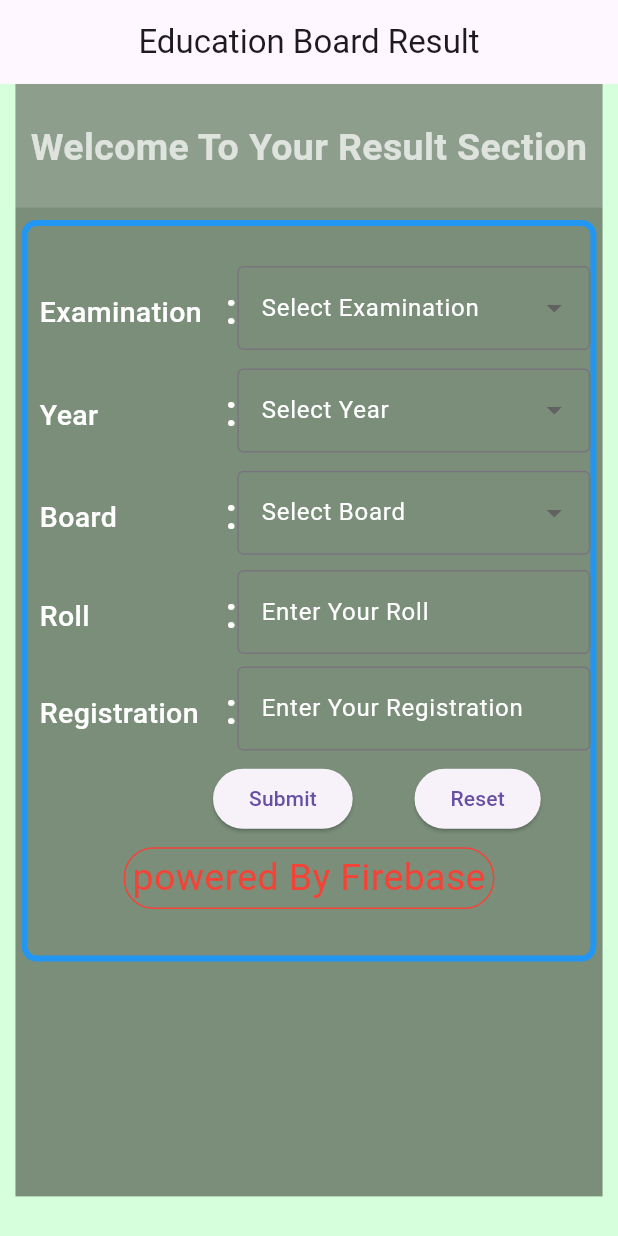
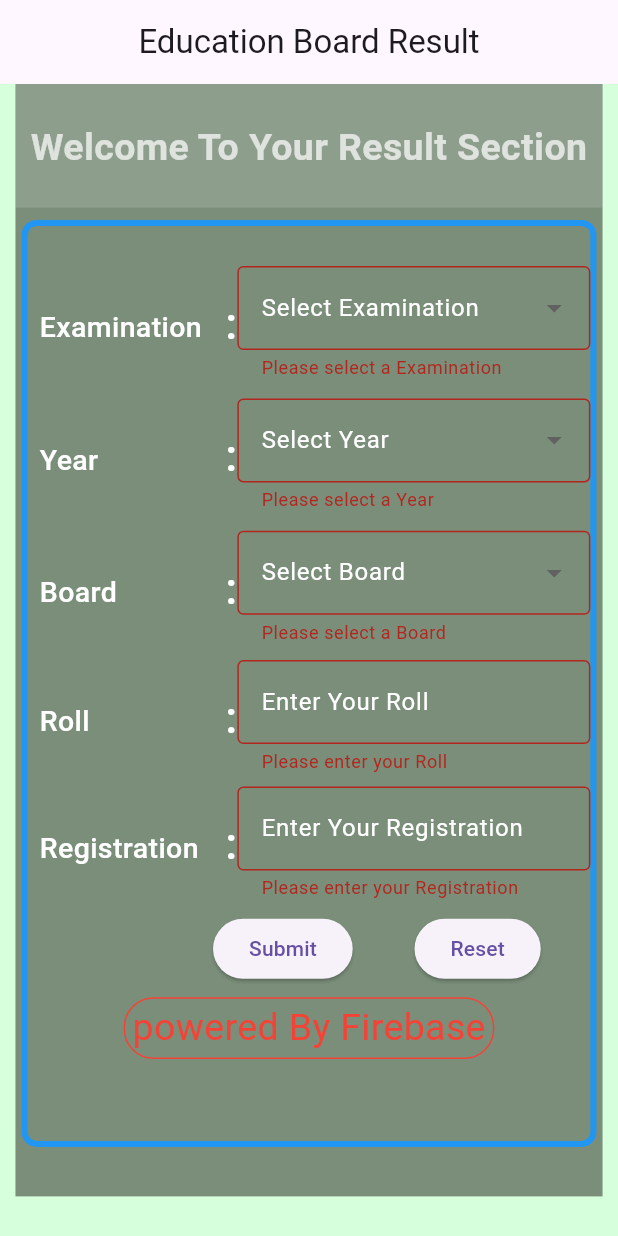
Before and after one commit to ReturajProshad/eboard_result_queue_system, a Flutter app: the screen it shows after launch, after a tap on "Submit", on a phone screen of 412 x 824 dp. Run offline on Flutter 3.47's test engine with Material 3 defaults, Android fonts, the phone set to English and light mode, and no system bars; our stand-ins replace firebase_core; accounts and stored records are empty.

Commit message:
Ui Make Responsive

```diff
--- a/lib/ui/home_page.dart
+++ b/lib/ui/home_page.dart
@@ -24,7 +24,7 @@ class _homePageState extends State<homePage> {
       List<String>.generate(9, (index) => (2016 + index).toString());
   TextEditingController _rollController = TextEditingController();
   TextEditingController _regController = TextEditingController();
-
+  double _changeSizeOfContainer = .60;
   @override
   Widget build(BuildContext context) {
     _deviceHeight = MediaQuery.of(context).size.height;
@@ -86,7 +86,7 @@ class _homePageState extends State<homePage> {
       alignment: Alignment.topCenter,
       child: Container(
           padding: EdgeInsets.only(top: _deviceHeight * .03),
-          height: _deviceHeight * .60,
+          height: _deviceHeight * _changeSizeOfContainer,
           width: _devicWeight * .93,
           decoration: BoxDecoration(
             //color: Color.fromARGB(104, 4, 19, 224),
@@ -96,12 +96,15 @@ class _homePageState extends State<homePage> {
               width: 4.0, // Border width
             ),
           ),
+          child: Form(
+            key: _formkey,
             child: Column(
               // mainAxisAlignment: MainAxisAlignment.start,
               // crossAxisAlignment: CrossAxisAlignment.center,
               // mainAxisSize: MainAxisSize.max,
               children: [
-              _buildDropDownFields("Examination", examination, (_selectedItem) {
+                _buildDropDownFields("Examination", examination,
+                    (_selectedItem) {
                   setState(() {
                     _selectedExamination = _selectedItem;
                   });
@@ -127,6 +130,7 @@ class _homePageState extends State<homePage> {
                 _makeSpace(),
                 _PoweredByMessage(),
               ],
+            ),
           )),
     );
   }
@@ -223,7 +227,7 @@ class _homePageState extends State<homePage> {
           Expanded(
             child: TextFormField(
               decoration: InputDecoration(
-                  labelText: "Enter Your " + label,
+                labelText: "Enter Your $label",
                 border: OutlineInputBorder(),
                 labelStyle: TextStyle(
                   color: Colors.white,
@@ -232,10 +236,14 @@ class _homePageState extends State<homePage> {
               style: TextStyle(color: Colors.white),
               controller: _controller,
               validator: (_input) {
-                  return _input == null || _input.isEmpty
-                      ? 'Please enter your $label'
-                      : null;
-                }),
+                if (_input == null || _input.isEmpty) {
+                  return 'Please enter your $label';
+                } else if (int.tryParse(_input) == null) {
+                  return 'Please enter a valid number for $label';
+                }
+                return null;
+              },
+            ),
           )
         ],
       ),
@@ -276,6 +284,9 @@ class _homePageState extends State<homePage> {
     if (_formkey.currentState?.validate() ?? false) {
       // Process the form data
       print("Form submitted");
+    } else {
+      _changeSizeOfContainer = .75;
+      setState(() {});
     }
   }
 
@@ -287,6 +298,7 @@ class _homePageState extends State<homePage> {
       _selectedBoard = null;
       _rollController.clear();
       _regController.clear();
+      _changeSizeOfContainer = .60;
     });
   }
 }
```
Lines whose indentation alone changed are shown as unchanged.
